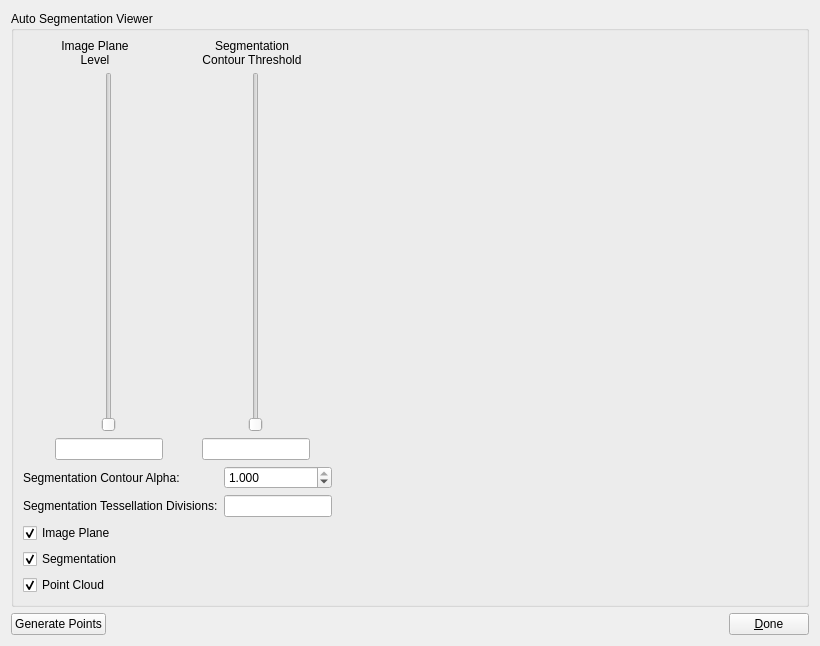
The window that mapclientplugins/autosegmentationstep/qt/autosegmentationwidget.ui (tsalemink/autosegmentationstep) describes before a commit, drawn with Qt 5.
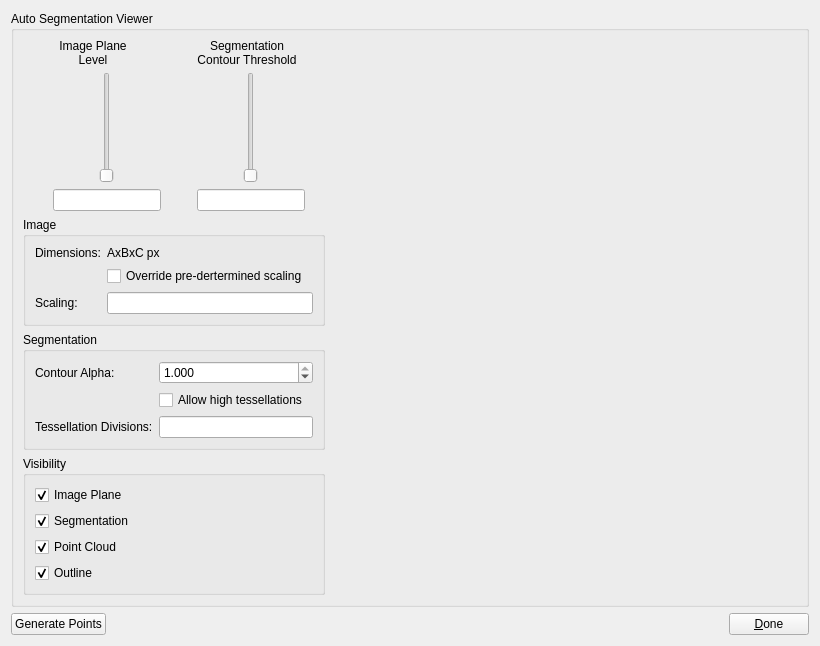
The same window after the commit. Custom widgets are drawn as their Qt base class.

Commit message: Add image pixel reporting and skeleton for scaling image box.

```diff
--- a/mapclientplugins/autosegmentationstep/qt/autosegmentationwidget.ui
+++ b/mapclientplugins/autosegmentationstep/qt/autosegmentationwidget.ui
@@ -188,29 +188,59 @@
          </layout>
         </item>
         <item>
-         <layout class="QGridLayout" name="gridLayout">
+         <widget class="QGroupBox" name="groupBoxImage">
+          <property name="title">
+           <string>Image</string>
+          </property>
+          <layout class="QFormLayout" name="formLayout_2">
+           <item row="0" column="0">
+            <widget class="QLabel" name="label_7">
+             <property name="text">
+              <string>Dimensions:</string>
+             </property>
+            </widget>
+           </item>
+           <item row="0" column="1">
+            <widget class="QLabel" name="imagePixelOutputLabel">
+             <property name="text">
+              <string>AxBxC px</string>
+             </property>
+            </widget>
+           </item>
+           <item row="2" column="1">
+            <widget class="QCheckBox" name="overrideScalingCheckBox">
+             <property name="text">
+              <string>Override pre-dertermined scaling</string>
+             </property>
+            </widget>
+           </item>
+           <item row="3" column="1">
+            <widget class="QLineEdit" name="scalingLineEdit"/>
+           </item>
+           <item row="3" column="0">
+            <widget class="QLabel" name="label_6">
+             <property name="text">
+              <string>Scaling:</string>
+             </property>
+            </widget>
+           </item>
+          </layout>
+         </widget>
+        </item>
+        <item>
+         <widget class="QGroupBox" name="groupBoxSegmentation">
+          <property name="title">
+           <string>Segmentation</string>
+          </property>
+          <layout class="QFormLayout" name="formLayout">
           <item row="0" column="0">
            <widget class="QLabel" name="label_3">
             <property name="text">
-             <string>Segmentation Contour Alpha:</string>
+              <string>Contour Alpha:</string>
             </property>
            </widget>
           </item>
-          <item row="1" column="0" colspan="2">
-           <widget class="QLabel" name="label_4">
-            <property name="text">
-             <string>Segmentation Tessellation Divisions:</string>
-            </property>
-           </widget>
-          </item>
-          <item row="1" column="2">
-           <widget class="QLineEdit" name="tessellationDivisionsLineEdit">
-            <property name="text">
-             <string/>
-            </property>
-           </widget>
-          </item>
-          <item row="0" column="2">
+           <item row="0" column="1">
            <widget class="QDoubleSpinBox" name="segmentationAlphaDoubleSpinBox">
             <property name="decimals">
              <number>3</number>
@@ -226,9 +256,38 @@
             </property>
            </widget>
           </item>
-         </layout>
+           <item row="1" column="1">
+            <widget class="QCheckBox" name="allowHighTessellationsCheckBox">
+             <property name="toolTip">
+              <string>High tessellations are turned off by default because it may take the contour calcuation en exceedingly long time</string>
+             </property>
+             <property name="text">
+              <string>Allow high tessellations</string>
+             </property>
+            </widget>
+           </item>
+           <item row="2" column="0">
+            <widget class="QLabel" name="label_4">
+             <property name="text">
+              <string>Tessellation Divisions:</string>
+             </property>
+            </widget>
+           </item>
+           <item row="2" column="1">
+            <widget class="QLineEdit" name="tessellationDivisionsLineEdit">
+             <property name="text">
+              <string/>
+             </property>
+            </widget>
+           </item>
+          </layout>
+         </widget>
         </item>
         <item>
+         <widget class="QGroupBox" name="groupBoxVisibility">
+          <property name="title">
+           <string>Visibility</string>
+          </property>
          <layout class="QVBoxLayout" name="verticalLayout_2">
           <item>
            <widget class="QCheckBox" name="imagePlaneCheckBox">
@@ -260,7 +319,18 @@
             </property>
            </widget>
           </item>
-         </layout>
+           <item>
+            <widget class="QCheckBox" name="outlineCheckBox">
+             <property name="text">
+              <string>Outline</string>
+             </property>
+             <property name="checked">
+              <bool>true</bool>
+             </property>
+            </widget>
+           </item>
+          </layout>
+         </widget>
         </item>
        </layout>
       </item>
```
Left out of the diff: 2 changed lines with no effect on the pictures. Lines whose indentation alone changed are shown as unchanged. The commit also changes 3 other files.
